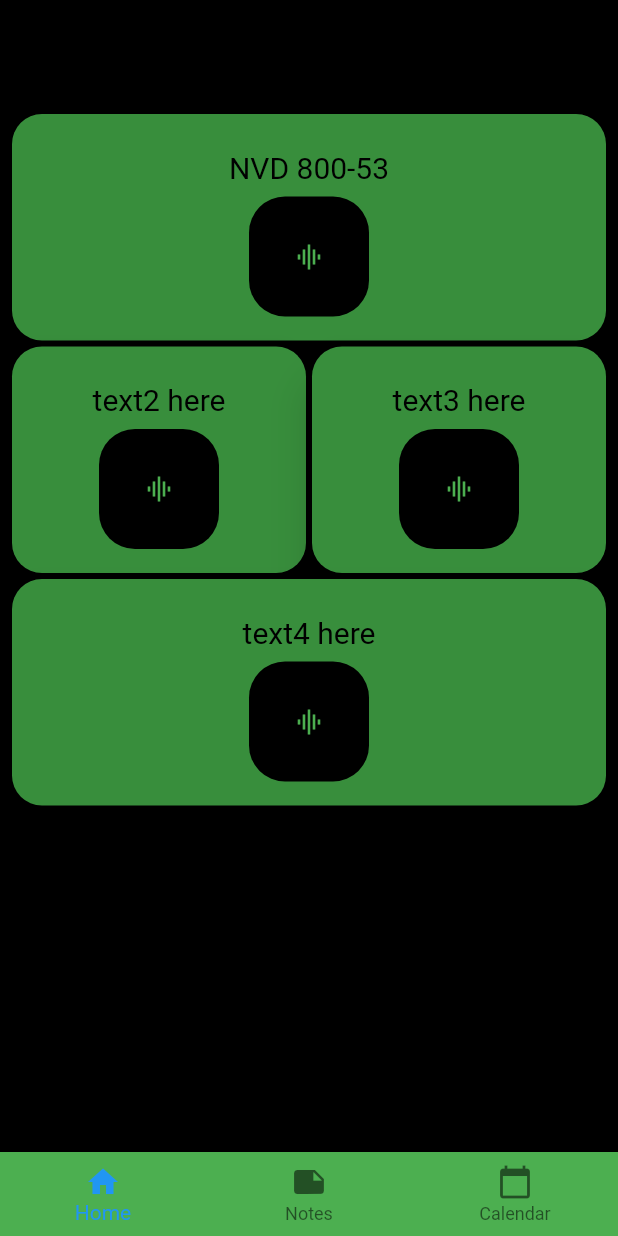
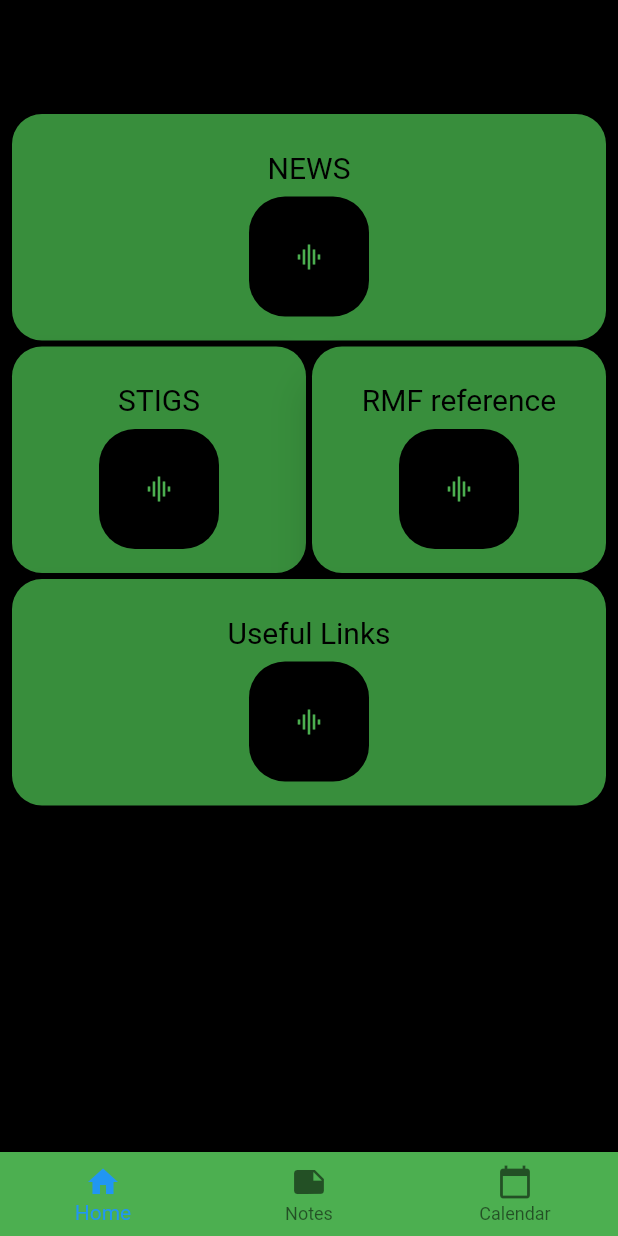
Before and after one commit to NoTeX25/ControlSecurity, a Flutter app: the screen it shows after launch, scrolled down 824 dp, on a phone screen of 412 x 824 dp. Run offline on Flutter 3.47's test engine with Material 2 defaults, Android fonts, the phone set to English and light mode, and no system bars; our stand-ins replace webview_flutter.

Commit message:
added icon links templates, requires urls to be added next --everything is in working condition

```diff
--- a/ControlSecurity/lib/dashboard.dart
+++ b/ControlSecurity/lib/dashboard.dart
@@ -1,6 +1,5 @@
 import 'package:flutter/material.dart';
 import 'package:flutter_staggered_grid_view/flutter_staggered_grid_view.dart';
-
 
 List<StaggeredTile> _staggeredTiles = const <StaggeredTile>[
   StaggeredTile.fit(5),
@@ -13,10 +12,10 @@ List<StaggeredTile> _staggeredTiles = const <StaggeredTile>[
 
 List<Widget> _tiles = const <Widget>[
   //passing icon, icon text, custom color, navigation page
-  const MyItems(Icons.graphic_eq, "NVD 800-53", 0xFF000000, "/nvd"),
-  const MyItems(Icons.graphic_eq, "text2 here", 0xFF000000, "/second"),
-  const MyItems(Icons.graphic_eq, "text3 here", 0xFF000000, "/third"),
-  const MyItems(Icons.graphic_eq, "text4 here", 0xFF000000, "/fourth"),
+  const MyItems(Icons.graphic_eq, "NEWS", 0xFF000000, "/newsURL"),
+  const MyItems(Icons.graphic_eq, "STIGS", 0xFF000000, "/stigsURL"),
+  const MyItems(Icons.graphic_eq, "RMF reference", 0xFF000000, "/rmfURL"),
+  const MyItems(Icons.graphic_eq, "Useful Links", 0xFF000000, "/linksURL"),
 ];
 
 class Dashboard extends StatelessWidget{
--- a/ControlSecurity/lib/main.dart
+++ b/ControlSecurity/lib/main.dart
@@ -17,7 +17,10 @@ class ControlSecurity extends StatelessWidget {
       initialRoute: './',
       routes:{
         //additional tile pages will be listed below
-        "/nvd": (context) => _nvdURL(),
+        "/newsURL": (context) => _nvdURL(),
+        "/stigsURL": (context) => _stigsURL(),
+        "/rmfURL": (context) => _rmfURL(),
+        "/linksURL": (context) => _linksURL(),
       },
       home: MyHomePage(title: ''),
     );
@@ -101,6 +104,21 @@ Widget _buildTopTransition(){
 //url navigation listed below:
 Widget _nvdURL(){
   return WebView(
-    initialUrl: 'https://nvd.nist.gov/' //create new tile to replace nvd 800-53 link
+    initialUrl: 'https://www.cio.com/category/security/' //create new tile to replace nvd 800-53 link
   );
 }
+Widget _stigsURL(){
+  return WebView(
+    initialUrl: '#' //create new tile to replace nvd 800-53 link
+  );
+}
+Widget _rmfURL(){
+  return WebView(
+    initialUrl: '#' //create new tile to replace nvd 800-53 link
+  );
+}
+Widget _linksURL(){
+  return WebView(
+    initialUrl: '#' //create new tile to replace nvd 800-53 link
+  );
+}
```
Also changed, not shown: 4 other files.
